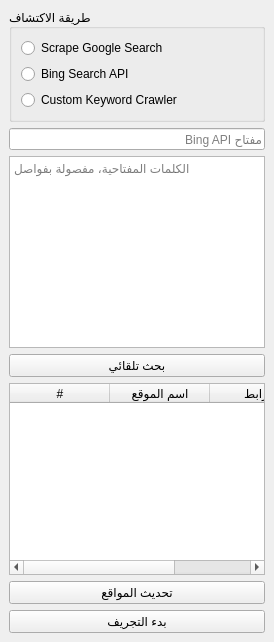
Old version of the form RealEstateScraper/gui/discovery.ui in the repository Xenar01/Codex.
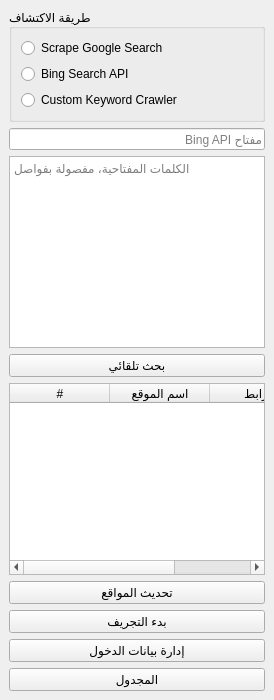
New version of the form.

Commit message: Add credential management and scheduler UI

The edit to the form file:
```diff
--- a/RealEstateScraper/gui/discovery.ui
+++ b/RealEstateScraper/gui/discovery.ui
@@ -61,6 +61,16 @@
             <property name="text"><string>بدء التجريف</string></property>
           </widget>
         </item>
+        <item>
+          <widget class="QPushButton" name="btnManageCreds">
+            <property name="text"><string>إدارة بيانات الدخول</string></property>
+          </widget>
+        </item>
+        <item>
+          <widget class="QPushButton" name="btnScheduler">
+            <property name="text"><string>المجدول</string></property>
+          </widget>
+        </item>
       </layout>
     </widget>
   </widget>
```
The commit also changes 6 other files.
